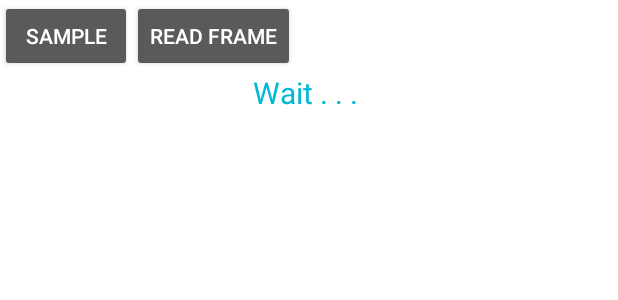
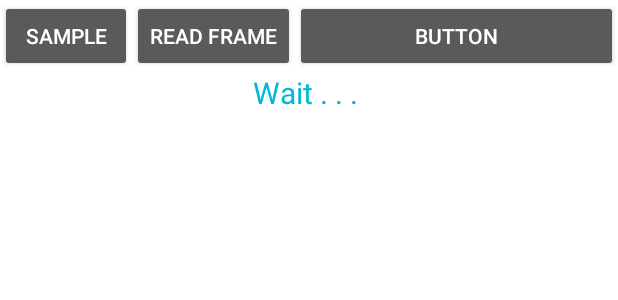
Before and after one commit to JSenen/SAlignerTest, an Android app: the layout fragment_aligner.xml on its own in the app's theme, with its tools: preview values and no code run, on a phone screen of 412 x 824 dp. Shown: the top 300 px of the screen. Run offline under Robolectric (Android 15) with nearby library versions, the phone set to English and light mode, and no system bars.

```diff
--- a/app/src/main/res/layout/fragment_aligner.xml
+++ b/app/src/main/res/layout/fragment_aligner.xml
@@ -27,6 +27,13 @@
             android:layout_height="wrap_content"
             android:text="Read Frame" />
 
+        <Button
+            android:id="@+id/butReadContinius"
+            android:layout_width="wrap_content"
+            android:layout_height="wrap_content"
+            android:layout_weight="1"
+            android:text="Button" />
+
     </LinearLayout>
 
     <TextView
```
Also changed, not shown: app/src/main/java/com/juansenen/salignertest/AlignerFragment.java (+68 -1 lines).
